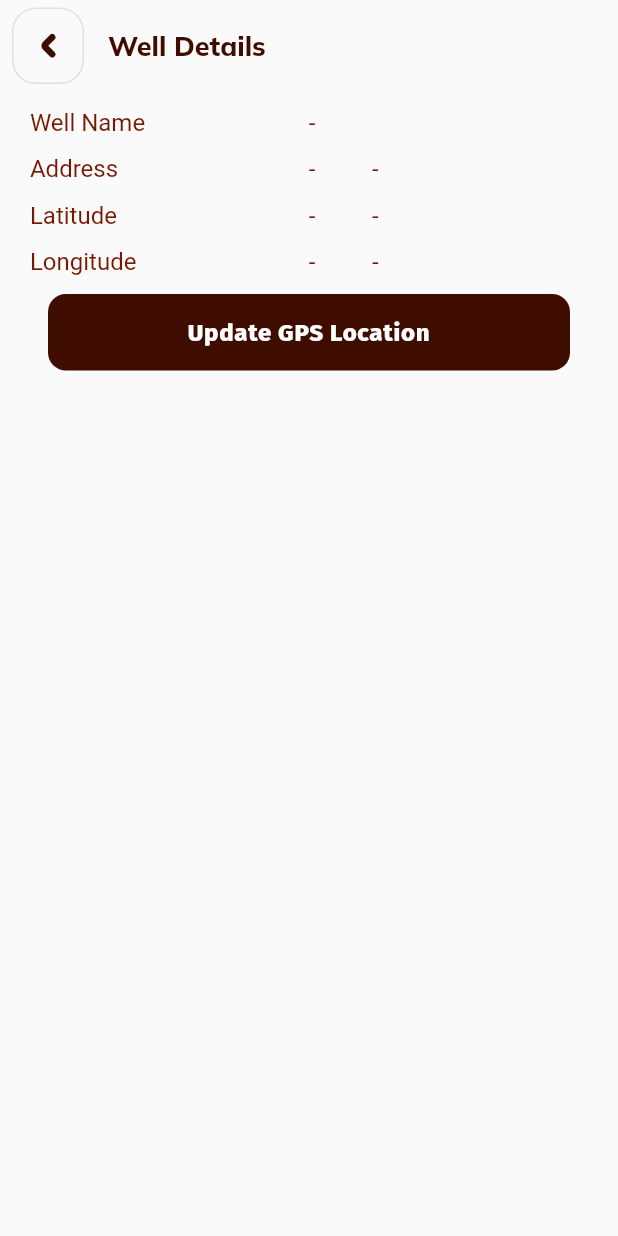
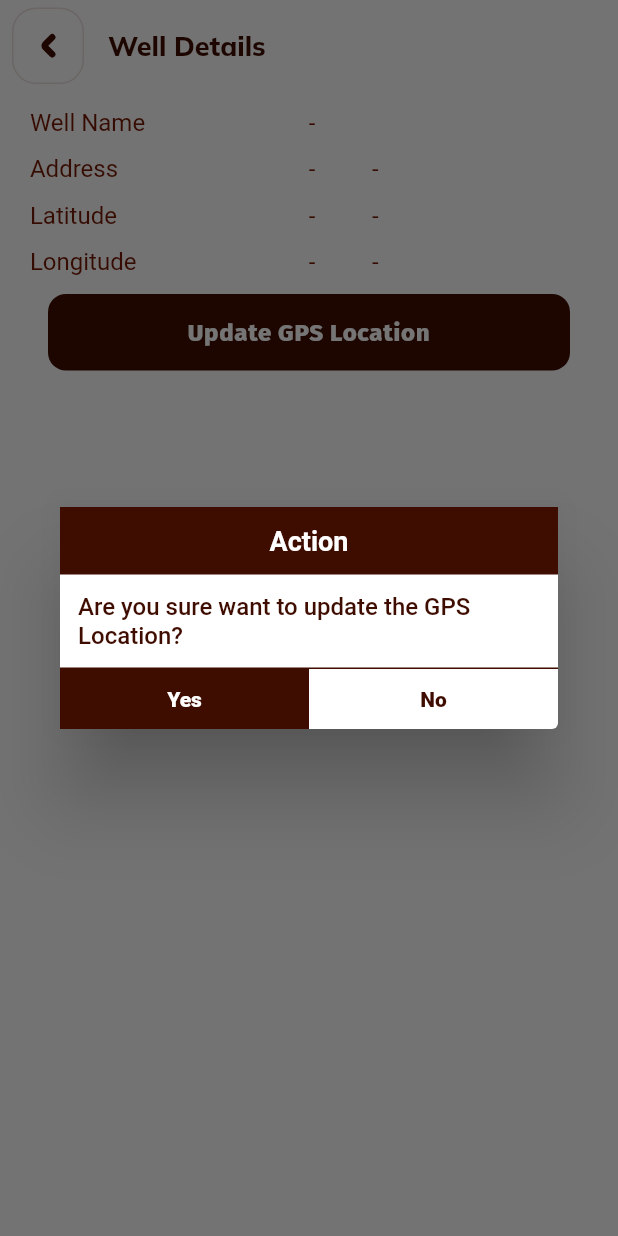
Before and after one commit to ManiTechstar/endura-1.0, a Flutter app: the WellDetailsView screen opened by its route, after a tap on "Update GPS Location", on a phone screen of 412 x 824 dp. Run offline on Flutter 3.47's test engine with Material 2 defaults, Android fonts, the light colour scheme and no system bars; our stand-ins replace flutter_spinkit, flutter_svg, geolocator, get, im_stepper, internet_connection_checker and 3 more; missing offline and left inert: maps_launcher; accounts and stored records are empty; network calls fail; statements that could not run were skipped; project files that could hold a hidden picture were left out.

Commit message:
popup updated

```diff
--- a/lib/app/modules/well_details/controllers/well_details_controller.dart
+++ b/lib/app/modules/well_details/controllers/well_details_controller.dart
@@ -1,6 +1,7 @@
 import 'package:fieldapp/app/data/model/get_wel_lat_long_model.dart';
 import 'package:fieldapp/app/providers/well_details_provider.dart';
 import 'package:fieldapp/core/base/controllers/base_controller.dart';
+import 'package:fieldapp/core/dialogs/views/action_dialog_view.dart';
 import 'package:geolocator/geolocator.dart';
 import 'package:get/get.dart';
 import 'package:maps_launcher/maps_launcher.dart';
@@ -30,6 +31,19 @@ class WellDetailsController extends BaseController {
 
   void increment() => count.value++;
 
+  void pickATask() {
+    Get.dialog(ActionDialogView(
+      message: 'Are you sure want to update the GPS Location?',
+      yesAction: () {
+        Get.back();
+        getCurrentLocationAndSendToApi();
+      },
+      noAction: () {
+        Get.back();
+      },
+    ));
+  }
+
   getCurrentLocationAndSendToApi() async {
     currentLocation = await readCurrentLocation();
     setWelLocation(
@@ -53,7 +67,6 @@ class WellDetailsController extends BaseController {
     MapsLauncher.launchCoordinates(latLongModel.value.result![0],
         latLongModel.value.result![1], '$welName Location');
   }
-
 
   Future<void> setWelLocation({lat, long}) async {
     apiState.value = APIState.LOADING;
--- a/lib/app/modules/well_details/views/well_details_view.dart
+++ b/lib/app/modules/well_details/views/well_details_view.dart
@@ -235,7 +235,7 @@ class WellDetailsView extends GetView<WellDetailsController> {
                         text: 'Update GPS Location',
                         onClick: () {
                           // view confirmation popup
-                          controller.getCurrentLocationAndSendToApi();
+                          controller.pickATask();
                         },
                         color: ColorConstants.black1),
                   ],
--- a/lib/main.dart
+++ b/lib/main.dart
@@ -8,7 +8,7 @@ import 'app/routes/app_pages.dart';
 void main() {
   runApp(
     GetMaterialApp(
-      title: "Endura",
+      title: "Endura Field App",
       debugShowCheckedModeBanner: false,
       initialRoute: AppPages.INITIAL,
       getPages: AppPages.routes,
```
